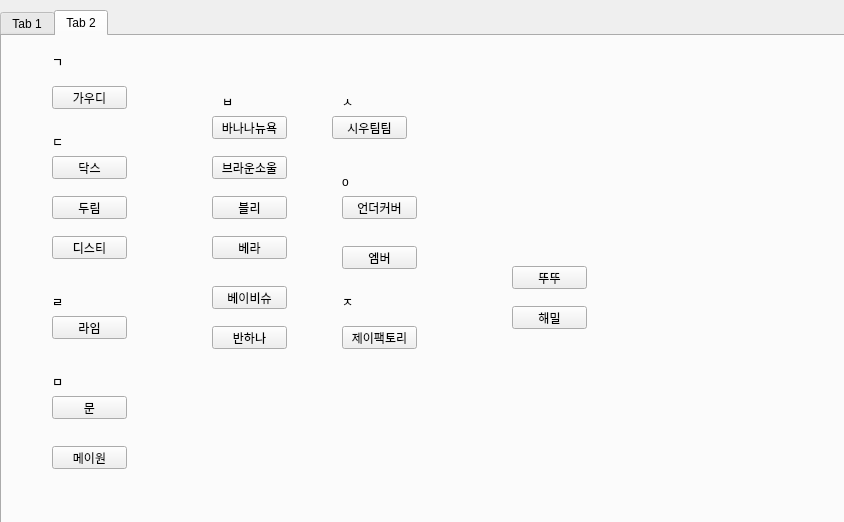
The window that ui/crawling.ui (moonelysian/NaverCafe_crawling) describes before a commit, drawn with Qt 5.
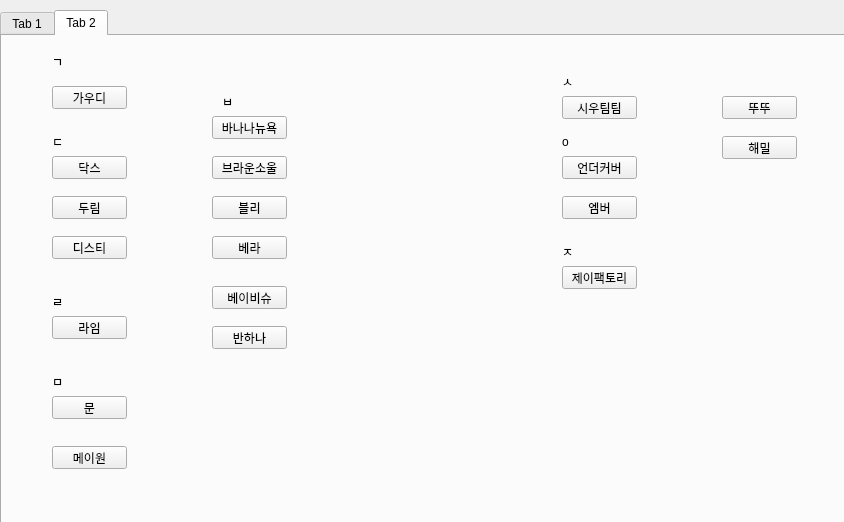
The same window after the commit.

```diff
--- a/ui/crawling.ui
+++ b/ui/crawling.ui
@@ -260,8 +260,8 @@
     <widget class="QPushButton" name="byundercover">
      <property name="geometry">
       <rect>
-       <x>340</x>
-       <y>160</y>
+       <x>560</x>
+       <y>120</y>
        <width>75</width>
        <height>23</height>
       </rect>
@@ -273,8 +273,8 @@
     <widget class="QPushButton" name="byamber">
      <property name="geometry">
       <rect>
-       <x>340</x>
-       <y>210</y>
+       <x>560</x>
+       <y>160</y>
        <width>75</width>
        <height>23</height>
       </rect>
@@ -507,8 +507,8 @@
     <widget class="QPushButton" name="thehaemil">
      <property name="geometry">
       <rect>
-       <x>510</x>
-       <y>270</y>
+       <x>720</x>
+       <y>100</y>
        <width>75</width>
        <height>23</height>
       </rect>
@@ -520,8 +520,8 @@
     <widget class="QPushButton" name="dduddu">
      <property name="geometry">
       <rect>
-       <x>510</x>
-       <y>230</y>
+       <x>720</x>
+       <y>60</y>
        <width>75</width>
        <height>23</height>
       </rect>
@@ -533,8 +533,8 @@
     <widget class="QPushButton" name="siutimtim">
      <property name="geometry">
       <rect>
-       <x>330</x>
-       <y>80</y>
+       <x>560</x>
+       <y>60</y>
        <width>75</width>
        <height>23</height>
       </rect>
@@ -546,8 +546,8 @@
     <widget class="QPushButton" name="jfactory">
      <property name="geometry">
       <rect>
-       <x>340</x>
-       <y>290</y>
+       <x>560</x>
+       <y>230</y>
        <width>75</width>
        <height>23</height>
       </rect>
@@ -572,8 +572,8 @@
     <widget class="QLabel" name="label_20">
      <property name="geometry">
       <rect>
-       <x>340</x>
-       <y>60</y>
+       <x>560</x>
+       <y>40</y>
        <width>56</width>
        <height>12</height>
       </rect>
@@ -585,8 +585,8 @@
     <widget class="QLabel" name="label_21">
      <property name="geometry">
       <rect>
-       <x>340</x>
-       <y>140</y>
+       <x>560</x>
+       <y>100</y>
        <width>56</width>
        <height>12</height>
       </rect>
@@ -598,8 +598,8 @@
     <widget class="QLabel" name="label_22">
      <property name="geometry">
       <rect>
-       <x>340</x>
-       <y>260</y>
+       <x>560</x>
+       <y>210</y>
        <width>56</width>
        <height>12</height>
       </rect>
```
